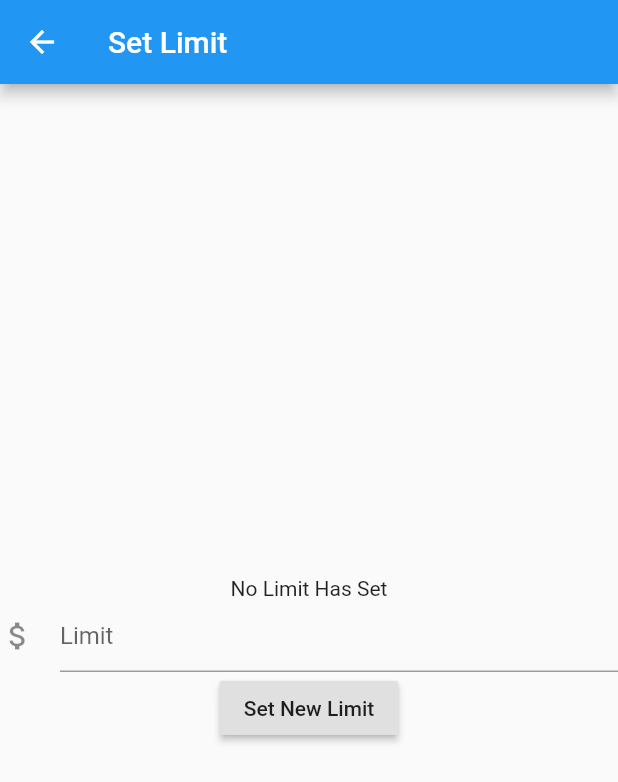
After one commit to suggoitanoshi/Hemat.in, a Flutter app: the screen it shows after launch, after a tap on "Set Limit", on a phone screen of 412 x 824 dp. The commit adds this screen. Shown: the top 782 px of the screen. Run offline on Flutter 3.47's test engine with Material 2 defaults, Android fonts, the phone set to English and light mode, and no system bars; our stand-ins replace moor, moor_flutter; generated files the repository leaves out were written again.

Commit message:
Add database limit and expense, set limit feature complete

```diff
--- /dev/null
+++ b/lib/database/database.dart
@@ -0,0 +1,52 @@
+import 'package:moor_flutter/moor_flutter.dart';
+import 'package:moor/moor.dart';
+
+part 'database.g.dart';
+
+class Expenses extends Table{
+  IntColumn get id => integer().autoIncrement()();
+
+  TextColumn get title => text()();
+
+  IntColumn get amount => integer()();
+
+  TextColumn get category => text()();
+
+  DateTimeColumn get date => dateTime()();
+}
+
+class Limits extends Table{
+  IntColumn get id => integer().autoIncrement()();
+  IntColumn get limit => integer()();
+}
+
+
+@UseMoor(tables:[Expenses,Limits])
+
+class AppDatabase extends _$AppDatabase{
+  AppDatabase():super((FlutterQueryExecutor.inDatabaseFolder(path: 'db.sqlite',logStatements:true)));
+  @override
+  MigrationStrategy get migration => MigrationStrategy(
+    onUpgrade: (m,from,to) async{
+      if(from == 1){
+        await m.createTable(limits);
+      }
+    }
+  );
+  Stream<List<Expense>> watchAllExpenses() => select(expenses).watch();
+
+  Future<List<Expense>> getAllExpenses() => select(expenses).get();
+
+  Future insertExpense(Expense expense) => into(expenses).insert(expense);
+
+  Future deleteExpense(Expense expense) => delete(expenses).delete(expense);
+
+  Future <List<Limit>> getLimit() => select(limits).get();
+
+  Future setLimit(Limit limit) => update(limits).replace(limit);
+
+  Future addLimit(Limit limit) => into(limits).insert(limit);
+
+  @override
+  int get schemaVersion => 2;
+}
--- a/lib/main.dart
+++ b/lib/main.dart
@@ -1,82 +1,54 @@
 import 'package:flutter/material.dart';
 import 'package:hematin/add_expense_view.dart';
-import 'package:hematin/blocker_view.dart';
+import 'package:hematin/database/database.dart';
+import 'package:hematin/set_limit.dart';
+import 'package:provider/provider.dart';
 
 void main() {
   runApp(MyApp());
 }
 
 class MyApp extends StatelessWidget {
-  // This widget is the root of your application.
   @override
   Widget build(BuildContext context) {
-    return MaterialApp(
+    return Provider(
+      create: (BuildContext context) => AppDatabase(),
+      child: MaterialApp(
           title: 'Flutter Demo',
           theme: ThemeData(
-        // This is the theme of your application.
-        //
-        // Try running your application with "flutter run". You'll see the
-        // application has a blue toolbar. Then, without quitting the app, try
-        // changing the primarySwatch below to Colors.green and then invoke
-        // "hot reload" (press "r" in the console where you ran "flutter run",
-        // or simply save your changes to "hot reload" in a Flutter IDE).
-        // Notice that the counter didn't reset back to zero; the application
-        // is not restarted.
             primarySwatch: Colors.blue,
-        // This makes the visual density adapt to the platform that you run
-        // the app on. For desktop platforms, the controls will be smaller and
-        // closer together (more dense) than on mobile platforms.
             visualDensity: VisualDensity.adaptivePlatformDensity,
           ),
-      home: MyHomePage(title: 'Hemat.IN',)
+          home: MyHomePage(
+            title: 'Hemat.IN',
+            context: context,
+          )),
     );
   }
 }
 
 class MyHomePage extends StatefulWidget {
-  MyHomePage({Key key, this.title}) : super(key: key);
-
-  // This widget is the home page of your application. It is stateful, meaning
-  // that it has a State object (defined below) that contains fields that affect
-  // how it looks.
-
-  // This class is the configuration for the state. It holds the values (in this
-  // case the title) provided by the parent (in this case the App widget) and
-  // used by the build method of the State. Fields in a Widget subclass are
-  // always marked "final".
+  MyHomePage({Key key, this.title, @required this.context}) : super(key: key);
 
   final String title;
-
+  final BuildContext context;
   @override
   _MyHomePageState createState() => _MyHomePageState();
 }
 
 class _MyHomePageState extends State<MyHomePage> {
-  int _counter = 0;
-
-  void _incrementCounter() {
-    setState(() {
-      // This call to setState tells the Flutter framework that something has
-      // changed in this State, which causes it to rerun the build method below
-      // so that the display can reflect the updated values. If we changed
-      // _counter without calling setState(), then the build method would not be
-      // called again, and so nothing would appear to happen.
-      _counter += 1;
-    });
+  dynamic database;
+  int state;
+  @override
+  void initState() {
+    super.initState();
+    database = Provider.of<AppDatabase>(context, listen: false);
+    state = 1;
   }
-
   @override
   Widget build(BuildContext context) {
-    // This method is rerun every time setState is called, for instance as done
-    // by the _incrementCounter method above.
-    //
-    // The Flutter framework has been optimized to make rerunning build methods
-    // fast, so that you can just rebuild anything that needs updating rather
-    // than having to individually change instances of widgets.
     return Scaffold(
       appBar: AppBar(
-        // Here we take the value from the MyHomePage object that was created by
-        // the App.build method, and use it to set our appbar title.
         title: Text(widget.title),
       ),
       body: SingleChildScrollView(
@@ -94,11 +66,9 @@ class _MyHomePageState extends State<MyHomePage> {
                     'Insight',
                     style: Theme.of(context).textTheme.headline4,
                   ),
-                    // TODO: Taruh widget pengeluaran bulan ini disini
                 ],
               ),
-              )
-            ),
+            )),
             Card(
               child: Padding(
                 padding: EdgeInsets.all(10),
@@ -108,7 +78,6 @@ class _MyHomePageState extends State<MyHomePage> {
                       'Evaluasi',
                       style: Theme.of(context).textTheme.headline4,
                     ),
-                    // TODO: Taruh widget Evaluasi disini
                   ],
                 ),
               ),
@@ -118,12 +87,39 @@ class _MyHomePageState extends State<MyHomePage> {
                 padding: EdgeInsets.all(10),
                 child: Column(
                   children: <Widget>[
-                    Text(
-                      'Limitasi',
-                      style: Theme.of(context).textTheme.headline4,
+                    FutureBuilder(
+                      future: database.getLimit(),
+                      builder: (BuildContext context,
+                          AsyncSnapshot<dynamic> snapshot) {
+                            if(!snapshot.hasData || snapshot.data.length == 0){
+                              return Text("No Limit Has Set");
+                            }else{
+                              return Text("Limit : " + snapshot.data[0].limit.toString());
+                            }
+                          },
                     ),
-                    // TODO: Taruh widget limitasi disini
-                    // TODO: Taruh widget set limit disini
+                    RaisedButton(
+                      child: Text("Set Limit"),
+                      onPressed: () async{
+                        final limits = await database.getLimit();
+                        Limit limit;
+                        if(limits.length == 0) {
+                          limit = null;
+                        }else{
+                          limit = limits[0];
+                        }
+                        final result = await Navigator.push(
+                          context,
+                          MaterialPageRoute(
+                              builder: (context) => SetLimit(
+                                    limit: limit,
+                                  )),
+                        );
+                        setState(() {
+                          state = result;
+                        });
+                      },
+                    )
                   ],
                 ),
               ),
@@ -132,7 +128,7 @@ class _MyHomePageState extends State<MyHomePage> {
         ),
       ),
       floatingActionButton: FloatingActionButton(
-        onPressed: (){
+        onPressed: () {
           Navigator.push(
             context,
             MaterialPageRoute(builder: (context) => AddExpense()),
@@ -140,7 +136,7 @@ class _MyHomePageState extends State<MyHomePage> {
         },
         tooltip: 'Tambah pengeluaran',
         child: Icon(Icons.add),
-      ), // This trailing comma makes auto-formatting nicer for build methods.
+      ),
     );
   }
 }
--- /dev/null
+++ b/lib/set_limit.dart
@@ -0,0 +1,70 @@
+import 'package:flutter/material.dart';
+import 'package:flutter/services.dart';
+import 'package:provider/provider.dart';
+
+import 'database/database.dart';
+
+class SetLimit extends StatefulWidget {
+  SetLimit({Key key, @required this.limit}) : super(key: key);
+  Limit limit;
+  @override
+  _SetLimitState createState() => _SetLimitState();
+}
+
+class _SetLimitState extends State<SetLimit> {
+  TextEditingController _controller;
+  @override
+  void initState(){
+    _controller = TextEditingController();
+  }
+  void setLimit(Limit newLimit){
+    setState(() {
+      widget.limit = newLimit;
+    });
+  }
+
+  @override
+  Widget build(BuildContext context) {
+    return Scaffold(
+      appBar: AppBar(
+        title: Text("Set Limit"),
+      ),
+      body: Center(
+        child: Column(
+          mainAxisAlignment: MainAxisAlignment.center,
+          children: <Widget>[
+            widget.limit == null ? Text("No Limit Has Set") : Text("Current Limit : " + widget.limit.limit.toString()),
+            TextField(
+              controller: _controller,
+              decoration: InputDecoration(
+                icon: Icon(Icons.attach_money),
+                hintText: "Limit",
+              ),
+              keyboardType: TextInputType.number,
+              inputFormatters: <TextInputFormatter>[
+                WhitelistingTextInputFormatter.digitsOnly,
+              ],
+            ),
+            RaisedButton(
+              onPressed: () async {
+                final database = Provider.of<AppDatabase>(context,listen: false);
+
+                if(widget.limit == null){
+                  final newLimit = Limit(limit: int.parse(_controller.text));
+                  setLimit(newLimit);
+                  await database.addLimit(newLimit);
+                }else{
+                  setLimit(widget.limit.copyWith(limit:int.parse(_controller.text)));
+                  await database.setLimit(widget.limit.copyWith(limit:int.parse(_controller.text)));
+                }
+                Navigator.pop(context,1);
+
+              },
+              child: Text("Set New Limit"),
+            )
+          ],
+        ),
+      ),
+    );
+  }
+}
```
Also changed, not shown: lib/add_expense_view.dart (+16 -1 lines), pubspec.yaml (+7 -3 lines), lib/database/database.g.dart (added), pubspec.lock. Lines whose indentation alone changed are shown as unchanged.
